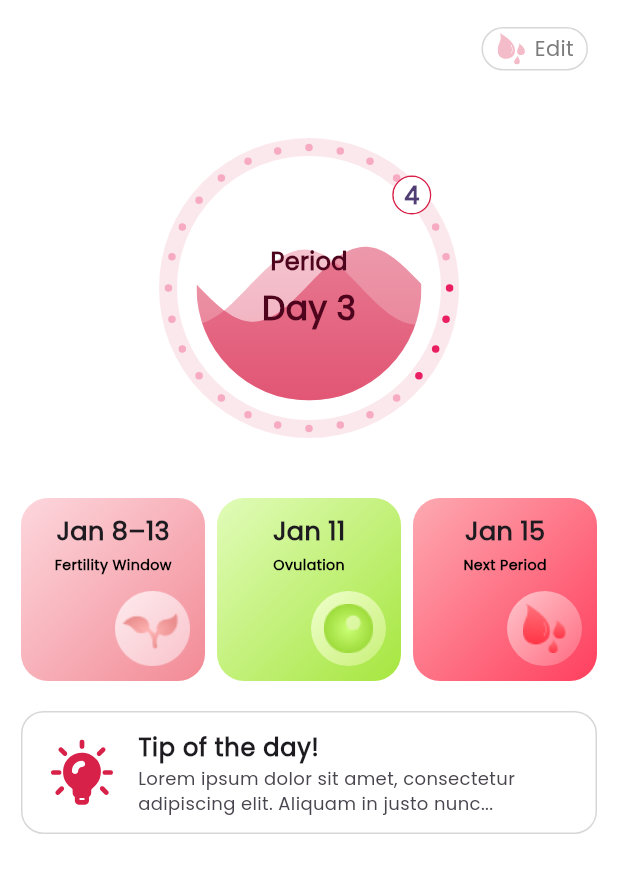
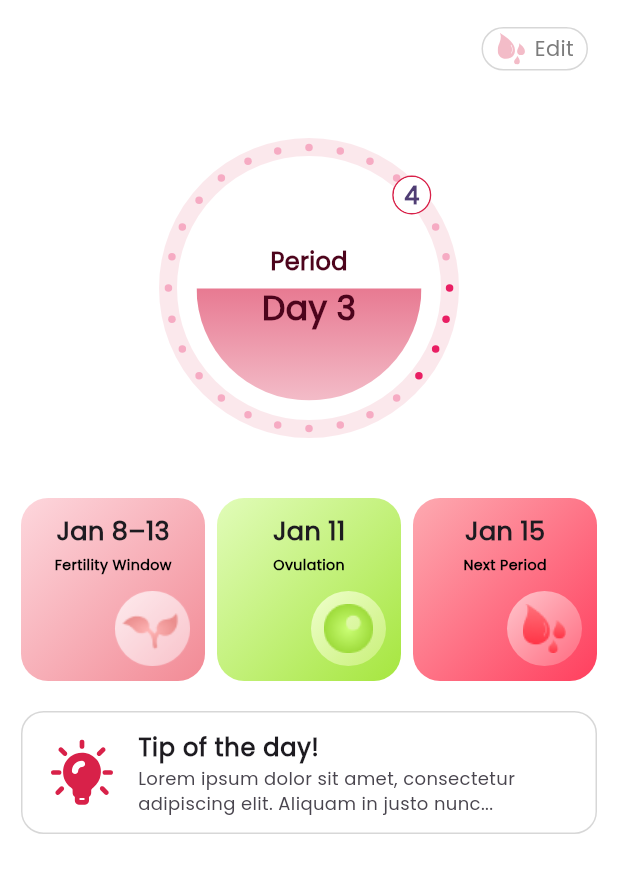
Before and after one commit to MuhammadHassan0184/Flora_Heart, a Flutter app: the HomeScreen screen opened by its route, on a phone screen of 412 x 824 dp, the part 72-965 px from its top. Run offline on Flutter 3.47's test engine with Material 3 defaults, Android fonts, the phone set to English and light mode, and no system bars; drawn by our look-alikes of wave; our stand-ins replace cloud_firestore, firebase_auth, firebase_core, flutter_svg, get, google_fonts and 1 more; accounts and stored records are empty.

Commit message:
home period tracker update..

```diff
--- a/lib/Controllers/signup_controller.dart
+++ b/lib/Controllers/signup_controller.dart
@@ -9,7 +9,6 @@ import 'package:get/get.dart';
 class SignupController extends GetxController {
   final AuthService _authService = AuthService();
   // final FirebaseFirestore _firestore = FirebaseFirestore.instance;
-
   final emailController = TextEditingController();
   final passwordController = TextEditingController();
 
--- a/lib/View/DashBoard/home_screen.dart
+++ b/lib/View/DashBoard/home_screen.dart
@@ -7,7 +7,6 @@ import 'package:flutter/material.dart';
 import 'package:flutter_svg/svg.dart';
 import 'package:get/route_manager.dart';
 import 'dart:math';
-
 // Add the wave package
 import 'package:wave/wave.dart';
 import 'package:wave/config.dart';
@@ -161,31 +160,66 @@ class _HomeScreenState extends State<HomeScreen>
                   ),
 
                   // Inner wave circle using wave package
+                  // ClipOval(
+                  //   child: SizedBox(
+                  //     width: 150,
+                  //     height: 150,
+                  //     child: WaveWidget(
+                  //       config: CustomConfig(
+                  //         gradients: [
+                  //           [
+                  //             AppColors.primary.withOpacity(0.6),
+                  //             AppColors.primary.withOpacity(0.4),
+                  //           ],
+                  //           [
+                  //             AppColors.primary.withOpacity(0.4),
+                  //             AppColors.primary.withOpacity(0.2),
+                  //           ],
+                  //         ],
+                  //         durations: [5000, 7000],
+                  //         heightPercentages: [
+                  //           0.5 * _waveProgress,
+                  //           0.52 * _waveProgress,
+                  //         ],
+                  //       ),
+                  //       backgroundColor: Colors.white,
+                  //       waveAmplitude: 15,
+                  //       size: Size(double.infinity, double.infinity),
+                  //     ),
+                  //   ),
+                  // ),
                   ClipOval(
                     child: SizedBox(
                       width: 150,
                       height: 150,
-                      child: WaveWidget(
-                        config: CustomConfig(
-                          gradients: [
-                            [
-                              AppColors.primary.withOpacity(0.6),
-                              AppColors.primary.withOpacity(0.4),
+                      child: TweenAnimationBuilder<double>(
+                        tween: Tween(begin: 0, end: 1),
+                        duration: const Duration(seconds: 2),
+                        curve: Curves.easeOut,
+                        builder: (context, value, child) {
+                          return Stack(
+                            alignment: Alignment.bottomCenter,
+                            children: [
+                              Container(color: Colors.white),
+                              FractionallySizedBox(
+                                heightFactor: 0.5 * value, // 50% fill
+                                widthFactor: 1,
+                                child: Container(
+                                  decoration: BoxDecoration(
+                                    gradient: LinearGradient(
+                                      begin: Alignment.topCenter,
+                                      end: Alignment.bottomCenter,
+                                      colors: [
+                                        AppColors.primary.withOpacity(0.6),
+                                        AppColors.primary.withOpacity(0.3),
+                                      ],
+                                    ),
+                                  ),
+                                ),
+                              ),
                             ],
-                            [
-                              AppColors.primary.withOpacity(0.4),
-                              AppColors.primary.withOpacity(0.2),
-                            ],
-                          ],
-                          durations: [5000, 7000],
-                          heightPercentages: [
-                            0.5 * _waveProgress,
-                            0.52 * _waveProgress,
-                          ],
-                        ),
-                        backgroundColor: Colors.white,
-                        waveAmplitude: 15,
-                        size: Size(double.infinity, double.infinity),
+                          );
+                        },
                       ),
                     ),
                   ),
```
